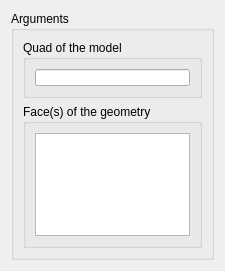
SalomePlatform/hexablock, file src/HEXABLOCKGUI/QuadAssoc_QTD.ui: the form before one commit.
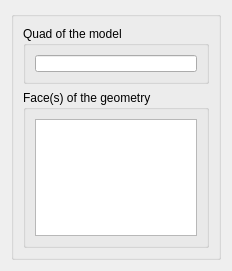
The form after the commit.

The edit to the form file:
```diff
--- a/src/HEXABLOCKGUI/QuadAssoc_QTD.ui
+++ b/src/HEXABLOCKGUI/QuadAssoc_QTD.ui
@@ -6,7 +6,7 @@
    <rect>
     <x>0</x>
     <y>0</y>
-    <width>225</width>
+    <width>232</width>
     <height>271</height>
    </rect>
   </property>
@@ -47,7 +47,7 @@
       </size>
      </property>
      <property name="title">
-      <string>Arguments</string>
+      <string/>
      </property>
      <layout class="QVBoxLayout" name="verticalLayout_3">
       <item>
```
